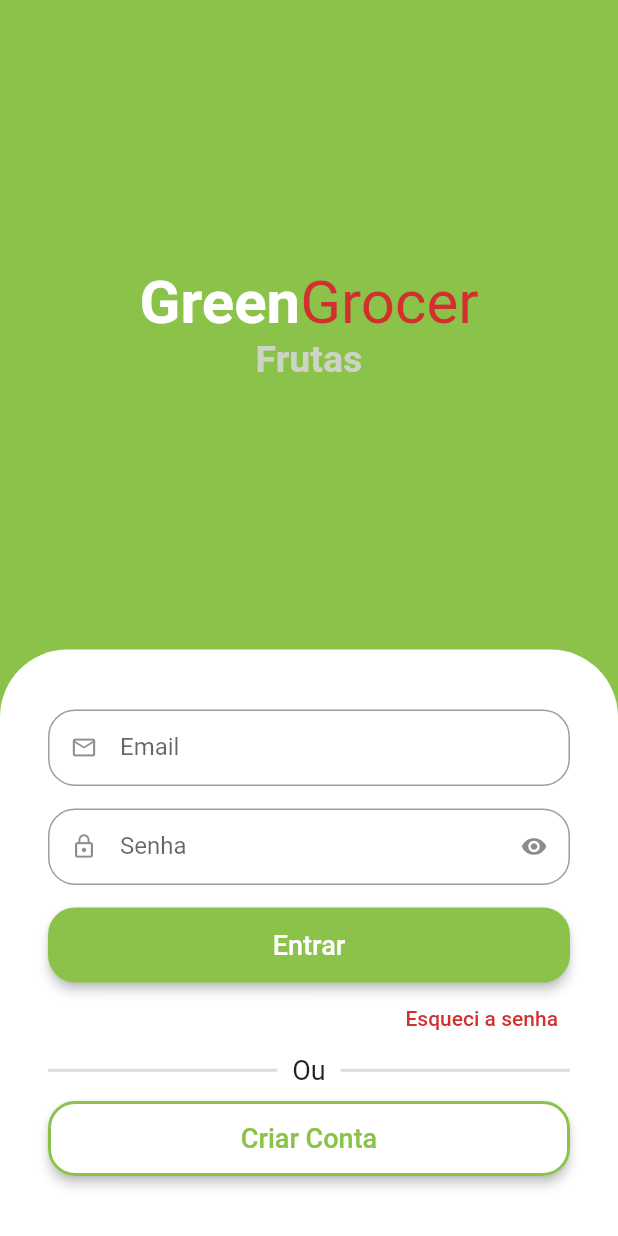
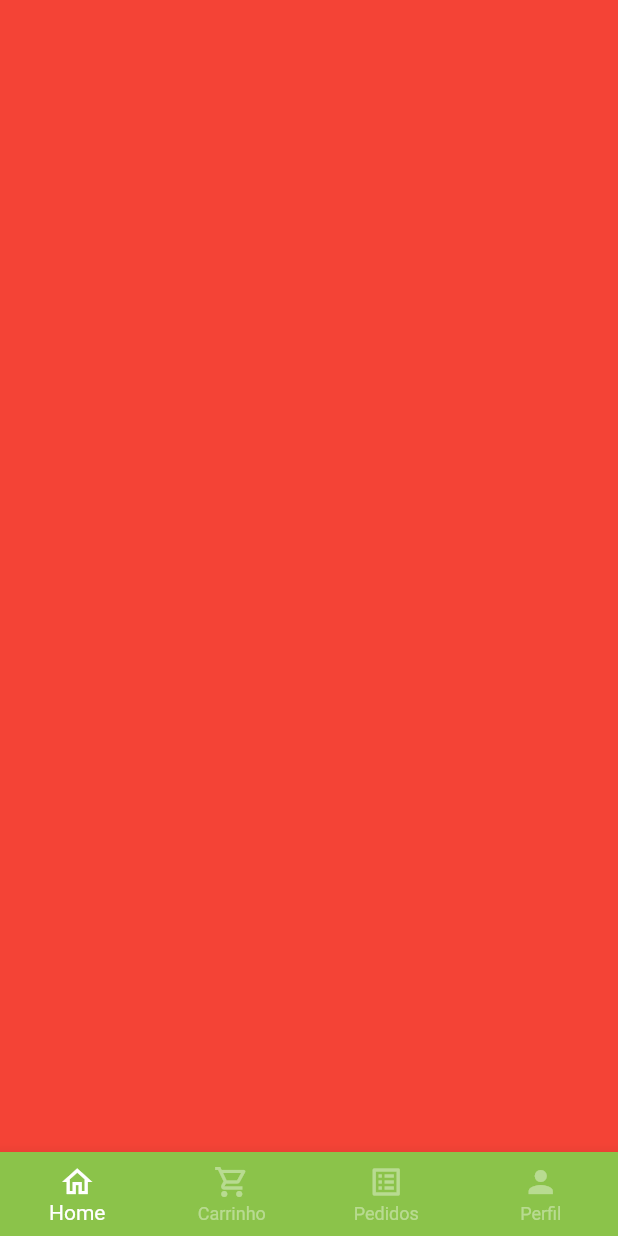
Before and after one commit to aironsg/kitanda_app, a Flutter app: the screen it shows after launch, after a tap on "Entrar", on a phone screen of 412 x 824 dp. Run offline on Flutter 3.47's test engine with Material 2 defaults, Android fonts, the phone set to English and light mode, and no system bars; drawn by our look-alikes of animated_text_kit; our stand-ins replace get, mask_text_input_formatter.

Commit message:
adicionando tela base e sua bottom navigation bar

```diff
--- a/lib/app/src/auth/sing_in_screen.dart
+++ b/lib/app/src/auth/sing_in_screen.dart
@@ -114,7 +114,8 @@ class SingInScreen extends StatelessWidget {
                               borderRadius: BorderRadius.circular(18),
                             )),
                         onPressed: () {
-                          //logigica de token
+                          //logica de token
+                          Get.toNamed('/base');
                         },
                         child: const Text(
                           'Entrar',
--- a/lib/app/src/auth/sing_up_screen.dart
+++ b/lib/app/src/auth/sing_up_screen.dart
@@ -4,6 +4,7 @@ import 'package:kitanda_app/app/src/auth/config/custom_color.dart';
 import 'package:get/get.dart';
 import 'package:mask_text_input_formatter/mask_text_input_formatter.dart';
 
+// ignore: must_be_immutable
 class SingUpScreen extends StatelessWidget {
   SingUpScreen({Key? key}) : super(key: key);
 
--- /dev/null
+++ b/lib/app/src/base/base_screen.dart
@@ -0,0 +1,53 @@
+import 'package:flutter/material.dart';
+
+import 'package:kitanda_app/app/src/auth/config/custom_color.dart';
+
+class BaseScreen extends StatefulWidget {
+  const BaseScreen({Key? key}) : super(key: key);
+
+  @override
+  State<BaseScreen> createState() => _BaseScreenState();
+}
+
+class _BaseScreenState extends State<BaseScreen> {
+  int currentIndex = 0;
+  final pageController = PageController();
+  @override
+  Widget build(BuildContext context) {
+    return Scaffold(
+      backgroundColor: const Color.fromARGB(255, 250, 249, 249),
+      body: PageView(
+        physics:
+            const NeverScrollableScrollPhysics(), //responsavel por travar o scrool de toque na tela
+        controller: pageController,
+        children: [
+          Container(color: Colors.red),
+          Container(color: Colors.blue),
+          Container(color: Colors.yellow),
+          Container(color: Colors.purple),
+        ],
+      ),
+      bottomNavigationBar: BottomNavigationBar(
+          currentIndex: currentIndex,
+          onTap: (index) {
+            setState(() {
+              currentIndex = index;
+              pageController.jumpToPage(index);
+            });
+          },
+          type: BottomNavigationBarType.fixed,
+          backgroundColor: CustomColor.customSwatchColor,
+          selectedItemColor: Colors.white,
+          unselectedItemColor: Colors.white.withAlpha(100),
+          items: const [
+            BottomNavigationBarItem(
+                icon: Icon(Icons.home_outlined), label: 'Home'),
+            BottomNavigationBarItem(
+                icon: Icon(Icons.shopping_cart_outlined), label: 'Carrinho'),
+            BottomNavigationBarItem(
+                icon: Icon(Icons.list_alt), label: 'Pedidos'),
+            BottomNavigationBarItem(icon: Icon(Icons.person), label: 'Perfil'),
+          ]),
+    );
+  }
+}
--- a/lib/main.dart
+++ b/lib/main.dart
@@ -3,6 +3,7 @@ import 'package:kitanda_app/app/src/auth/config/custom_color.dart';
 import 'package:kitanda_app/app/src/auth/sing_in_screen.dart';
 import 'package:get/get.dart';
 import 'package:kitanda_app/app/src/auth/sing_up_screen.dart';
+import 'package:kitanda_app/app/src/base/base_screen.dart';
 
 void main() {
   runApp(const MyApp());
@@ -25,6 +26,7 @@ class MyApp extends StatelessWidget {
       getPages: [
         GetPage(name: '/', page: () => const SingInScreen()),
         GetPage(name: '/cadastro', page: () => SingUpScreen()),
+        GetPage(name: '/base', page: () => const BaseScreen()),
       ],
     );
   }
```
